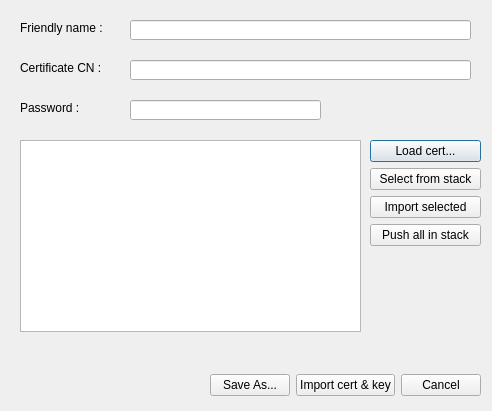
Old version of the form src/app/cdialogpkcs12.ui in the repository patrickpr/YAOG.
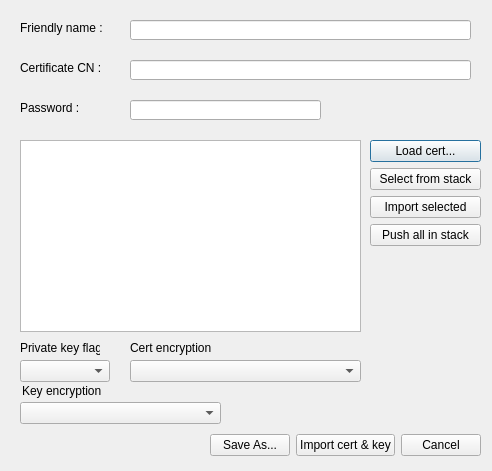
New version of the form.

```diff
--- a/src/app/cdialogpkcs12.ui
+++ b/src/app/cdialogpkcs12.ui
@@ -7,7 +7,7 @@
     <x>0</x>
     <y>0</y>
     <width>492</width>
-    <height>411</height>
+    <height>471</height>
    </rect>
   </property>
   <property name="windowTitle">
@@ -152,7 +152,7 @@
    <property name="geometry">
     <rect>
      <x>20</x>
-     <y>370</y>
+     <y>430</y>
      <width>461</width>
      <height>31</height>
     </rect>
@@ -194,6 +194,75 @@
     </item>
    </layout>
   </widget>
+  <widget class="QComboBox" name="comboBoxKeyType">
+   <property name="geometry">
+    <rect>
+     <x>20</x>
+     <y>360</y>
+     <width>90</width>
+     <height>22</height>
+    </rect>
+   </property>
+  </widget>
+  <widget class="QLabel" name="labelKeyType">
+   <property name="geometry">
+    <rect>
+     <x>20</x>
+     <y>340</y>
+     <width>80</width>
+     <height>16</height>
+    </rect>
+   </property>
+   <property name="text">
+    <string>Private key flag</string>
+   </property>
+  </widget>
+  <widget class="QLabel" name="labelKeyEncryption">
+   <property name="geometry">
+    <rect>
+     <x>22</x>
+     <y>383</y>
+     <width>80</width>
+     <height>16</height>
+    </rect>
+   </property>
+   <property name="text">
+    <string>Key encryption</string>
+   </property>
+  </widget>
+  <widget class="QLabel" name="labelCertEncryption">
+   <property name="geometry">
+    <rect>
+     <x>130</x>
+     <y>340</y>
+     <width>91</width>
+     <height>16</height>
+    </rect>
+   </property>
+   <property name="text">
+    <string>Cert encryption</string>
+   </property>
+  </widget>
+  <widget class="QComboBox" name="comboBoxKeyEncryption">
+   <property name="geometry">
+    <rect>
+     <x>20</x>
+     <y>402</y>
+     <width>201</width>
+     <height>22</height>
+    </rect>
+   </property>
+  </widget>
+  <widget class="QComboBox" name="comboBoxCertEncryption">
+   <property name="geometry">
+    <rect>
+     <x>130</x>
+     <y>360</y>
+     <width>231</width>
+     <height>22</height>
+    </rect>
+   </property>
+  </widget>
  </widget>
  <resources/>
  <connections/>
```
